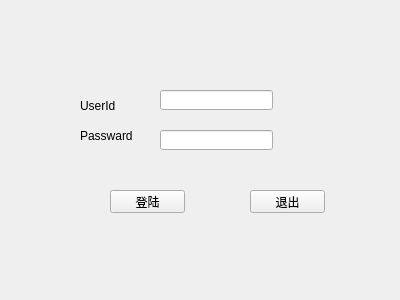
Before: the Qt Designer form BLOG_WIN_CLIENT/login_in_ui.ui in shughuangQQQ/BLOG, drawn with Qt 5.
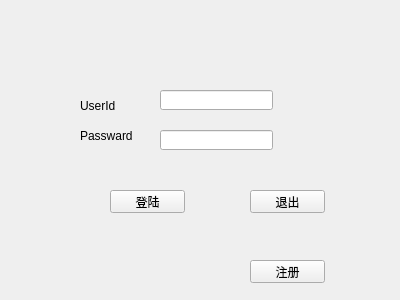
After: the same form once the commit is applied.

What changed in the file:
```diff
--- a/BLOG_WIN_CLIENT/login_in_ui.ui
+++ b/BLOG_WIN_CLIENT/login_in_ui.ui
@@ -85,6 +85,19 @@
     <string>退出</string>
    </property>
   </widget>
+  <widget class="QPushButton" name="SignUp">
+   <property name="geometry">
+    <rect>
+     <x>250</x>
+     <y>260</y>
+     <width>75</width>
+     <height>23</height>
+    </rect>
+   </property>
+   <property name="text">
+    <string>注册</string>
+   </property>
+  </widget>
  </widget>
  <resources/>
  <connections/>
```
